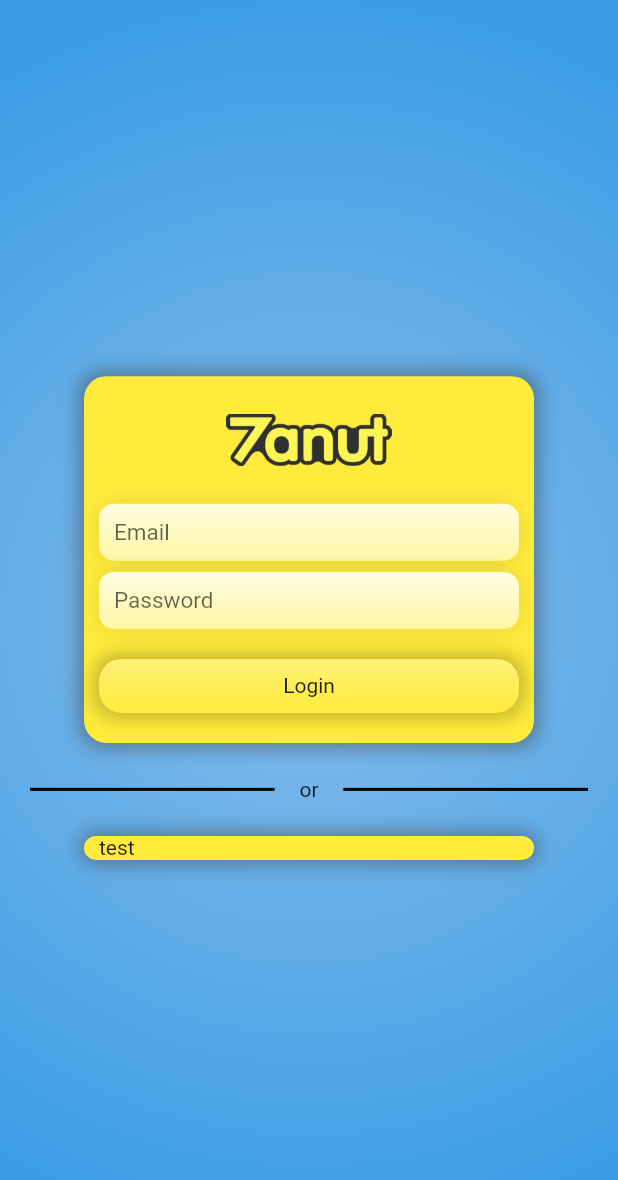
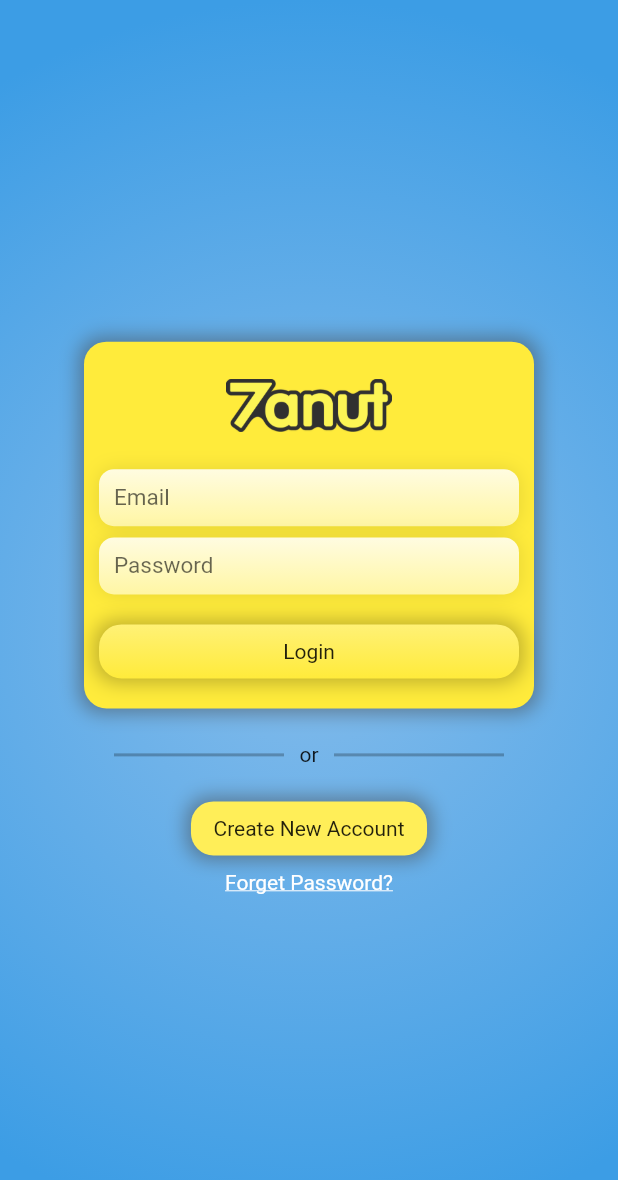
Before and after one commit to maliknajjar/7anut, a Flutter app: the screen it shows after launch, on a phone screen of 412 x 824 dp. Shown: the top 1180 px of the screen. Run offline on Flutter 3.47's test engine with Material 2 defaults, Android fonts, the phone set to English and light mode, and no system bars.

Commit message:
finishing the login page

```diff
--- a/lib/Screens/LoginScreen.dart
+++ b/lib/Screens/LoginScreen.dart
@@ -27,7 +27,7 @@ class LoginScreen extends StatelessWidget {
               Container(
                 constraints: BoxConstraints(maxWidth: 300),
                 // height: 200,
-                padding: EdgeInsets.symmetric(horizontal: 10),
+                padding: EdgeInsets.only(left: 10, right: 10, bottom: 20),
                 margin: EdgeInsets.symmetric(horizontal: 10),
                 decoration: BoxDecoration(
                   color: Colors.yellow,
@@ -90,7 +90,8 @@ class LoginScreen extends StatelessWidget {
                     ),
                     Container(
                       margin: EdgeInsets.only(
-                        top: 7.5
+                        top: 7.5,
+                        bottom: 20,
                       ),
                       padding: EdgeInsets.symmetric(horizontal: 10),
                       decoration: BoxDecoration(
@@ -129,9 +130,12 @@ class LoginScreen extends StatelessWidget {
                         ),
                       ),
                     ),
-                    Container(
+                    InkWell(
+                      onTap: (){
+                        print("this works");
+                      },
+                      child: Container(
                         width: double.infinity,
-                      margin: EdgeInsets.only(top: 20, bottom: 20),
                         padding: EdgeInsets.all(10),
                         decoration: BoxDecoration(
                           boxShadow: [
@@ -159,11 +163,14 @@ class LoginScreen extends StatelessWidget {
                         child: Center(
                           child: Text("Login"),
                         ),
+                      ),
                     )
                   ],
                 ),
               ),
-              Row(
+              Container(
+                constraints: BoxConstraints(maxWidth: 300),
+                child: Row(
                   children: [
                     Expanded(
                       flex: 4,
@@ -171,7 +178,7 @@ class LoginScreen extends StatelessWidget {
                         height: 2,
                         margin: EdgeInsets.only(left: 20, top: 30, bottom: 30),
                         decoration: BoxDecoration(
-                        color: Colors.black,
+                          color: Colors.black.withOpacity(0.25),
                         ),
                       ),
                     ),
@@ -187,19 +194,27 @@ class LoginScreen extends StatelessWidget {
                         height: 2,
                         margin: EdgeInsets.only(right: 20, top: 30, bottom: 30),
                         decoration: BoxDecoration(
-                        color: Colors.black,
+                          color: Colors.black.withOpacity(0.25),
                         ),
                       ),
                     ),
                   ],
                 ),
+              ),
               Container(
                 width: double.infinity,
                 constraints: BoxConstraints(maxWidth: 300),
                 padding: EdgeInsets.symmetric(horizontal: 10),
-                // margin: EdgeInsets.symmetric(horizontal: 10, vertical: 15),
+                margin: EdgeInsets.symmetric(horizontal: 10),
+                child: Center(
+                  child: InkWell(
+                    onTap: (){
+                      print("this works");
+                    },
+                    child: Container(
+                      padding: EdgeInsets.symmetric(horizontal: 15, vertical: 10),
                       decoration: BoxDecoration(
-                  color: Colors.yellow,
+                        color: Colors.yellow[400],
                         borderRadius: BorderRadius.all(
                           Radius.circular(15)
                         ),
@@ -211,8 +226,20 @@ class LoginScreen extends StatelessWidget {
                           ),
                         ]
                       ),
-                child: Text("test"),
+                      child: Text("Create New Account"),
                     ),
+                  ),
+                ),
+              ),
+              InkWell(
+                onTap: (){
+                  print("this works");
+                },
+                child: Container(
+                  margin: EdgeInsets.only(top: 10),
+                  child: Text("Forget Password?", style: TextStyle(color: Colors.white, decoration: TextDecoration.underline)),
+                ),
+              )
             ],
           ),
         ),
```
Lines whose indentation alone changed are shown as unchanged.
